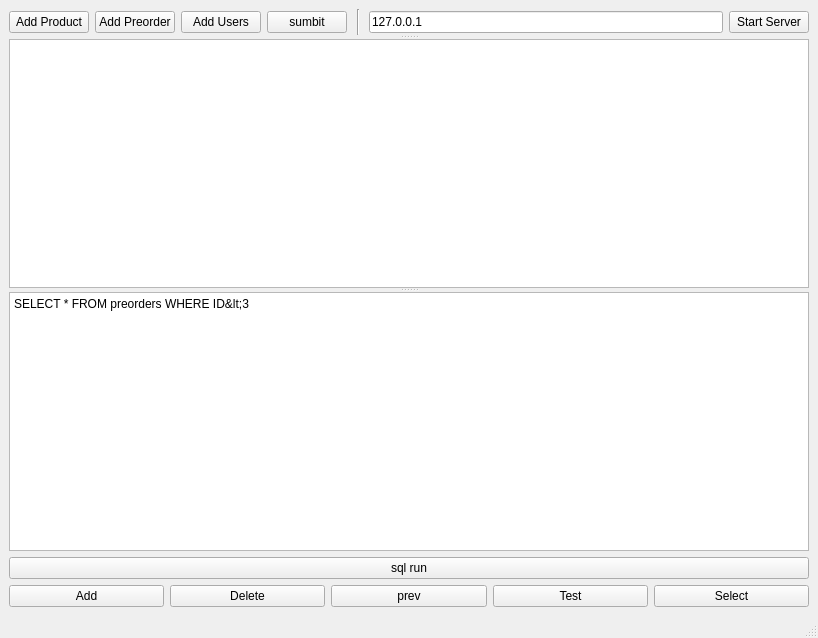
Above: TransportManagersServer/mainwindow.ui from werasaimon/TransportManagers before the change. Below: the same form after it.
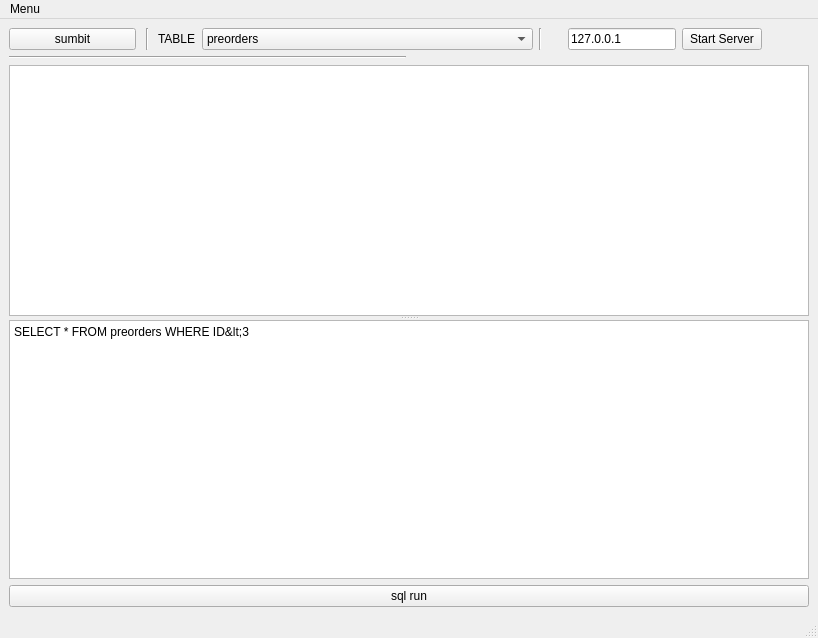
That is the form after the change.

Commit message: Server Menegers ver.0.03

```diff
--- a/TransportManagersServer/mainwindow.ui
+++ b/TransportManagersServer/mainwindow.ui
@@ -15,94 +15,26 @@
   </property>
   <widget class="QWidget" name="centralwidget">
    <layout class="QGridLayout" name="gridLayout">
-    <item row="0" column="0" colspan="5">
-     <widget class="QSplitter" name="splitter_2">
+    <item row="3" column="0" colspan="2">
+     <widget class="QSplitter" name="splitter">
       <property name="orientation">
        <enum>Qt::Vertical</enum>
       </property>
-      <widget class="QSplitter" name="splitter">
-       <property name="orientation">
-        <enum>Qt::Vertical</enum>
+      <widget class="QTableView" name="tableView">
+       <property name="minimumSize">
+        <size>
+         <width>796</width>
+         <height>249</height>
+        </size>
        </property>
-       <widget class="QWidget" name="layoutWidget">
-        <layout class="QHBoxLayout" name="horizontalLayout">
-         <item>
-          <layout class="QHBoxLayout" name="horizontalLayout_2">
-           <item>
-            <widget class="QPushButton" name="pushButton_AddProduct">
-             <property name="text">
-              <string>Add Product</string>
-             </property>
-            </widget>
-           </item>
-           <item>
-            <widget class="QPushButton" name="pushButton_Preorder">
-             <property name="text">
-              <string>Add Preorder</string>
-             </property>
-            </widget>
-           </item>
-           <item>
-            <widget class="QPushButton" name="pushButton_AddUser">
-             <property name="text">
-              <string>Add Users</string>
-             </property>
-            </widget>
-           </item>
-           <item>
-            <widget class="QPushButton" name="pushButton_4">
-             <property name="text">
-              <string>sumbit</string>
-             </property>
-            </widget>
-           </item>
-          </layout>
-         </item>
-         <item>
-          <widget class="Line" name="line">
-           <property name="minimumSize">
-            <size>
-             <width>10</width>
-             <height>0</height>
-            </size>
-           </property>
-           <property name="orientation">
-            <enum>Qt::Vertical</enum>
-           </property>
-          </widget>
-         </item>
-         <item>
-          <widget class="QLineEdit" name="lineEdit_IP">
-           <property name="text">
-            <string>127.0.0.1</string>
-           </property>
-          </widget>
-         </item>
-         <item>
-          <widget class="QPushButton" name="pushButton_7">
-           <property name="text">
-            <string>Start Server</string>
-           </property>
-          </widget>
-         </item>
-        </layout>
-       </widget>
-       <widget class="QTableView" name="tableView">
-        <property name="minimumSize">
-         <size>
-          <width>796</width>
-          <height>249</height>
-         </size>
-        </property>
-        <property name="editTriggers">
-         <set>QAbstractItemView::NoEditTriggers</set>
-        </property>
-        <attribute name="horizontalHeaderStretchLastSection">
-         <bool>true</bool>
-        </attribute>
-       </widget>
+       <property name="editTriggers">
+        <set>QAbstractItemView::NoEditTriggers</set>
+       </property>
+       <attribute name="horizontalHeaderStretchLastSection">
+        <bool>true</bool>
+       </attribute>
       </widget>
-      <widget class="QWidget" name="">
+      <widget class="QWidget" name="layoutWidget">
        <layout class="QVBoxLayout" name="verticalLayout">
         <item>
          <widget class="QPlainTextEdit" name="plainTextEditScript">
@@ -128,38 +60,100 @@
       </widget>
      </widget>
     </item>
+    <item row="0" column="0" colspan="2">
+     <layout class="QHBoxLayout" name="horizontalLayout">
+      <item>
+       <layout class="QHBoxLayout" name="horizontalLayout_2">
+        <item>
+         <widget class="QPushButton" name="pushButton_Submit">
+          <property name="text">
+           <string>sumbit</string>
+          </property>
+         </widget>
+        </item>
+       </layout>
+      </item>
+      <item>
+       <widget class="Line" name="line">
+        <property name="minimumSize">
+         <size>
+          <width>10</width>
+          <height>0</height>
+         </size>
+        </property>
+        <property name="orientation">
+         <enum>Qt::Vertical</enum>
+        </property>
+       </widget>
+      </item>
+      <item>
+       <layout class="QFormLayout" name="formLayout">
+        <item row="0" column="0">
+         <widget class="QLabel" name="label">
+          <property name="text">
+           <string>TABLE</string>
+          </property>
+         </widget>
+        </item>
+        <item row="0" column="1">
+         <widget class="QComboBox" name="comboBox_TABLE">
+          <property name="minimumSize">
+           <size>
+            <width>331</width>
+            <height>0</height>
+           </size>
+          </property>
+          <item>
+           <property name="text">
+            <string>preorders</string>
+           </property>
+          </item>
+          <item>
+           <property name="text">
+            <string>products</string>
+           </property>
+          </item>
+          <item>
+           <property name="text">
+            <string>fulfill</string>
+           </property>
+          </item>
+          <item>
+           <property name="text">
+            <string>users</string>
+           </property>
+          </item>
+         </widget>
+        </item>
+       </layout>
+      </item>
+      <item>
+       <widget class="Line" name="line_3">
+        <property name="orientation">
+         <enum>Qt::Vertical</enum>
+        </property>
+       </widget>
+      </item>
+      <item alignment="Qt::AlignRight">
+       <widget class="QLineEdit" name="lineEdit_IP">
+        <property name="text">
+         <string>127.0.0.1</string>
+        </property>
+       </widget>
+      </item>
+      <item alignment="Qt::AlignLeft">
+       <widget class="QPushButton" name="pushButton_StartServer">
+        <property name="text">
+         <string>Start Server</string>
+        </property>
+       </widget>
+      </item>
+     </layout>
+    </item>
     <item row="1" column="0">
-     <widget class="QPushButton" name="pushButton_2">
-      <property name="text">
-       <string>Add</string>
-      </property>
-     </widget>
-    </item>
-    <item row="1" column="1">
-     <widget class="QPushButton" name="pushButton_3">
-      <property name="text">
-       <string>Delete</string>
-      </property>
-     </widget>
-    </item>
-    <item row="1" column="2">
-     <widget class="QPushButton" name="pushButton_5">
-      <property name="text">
-       <string>prev</string>
-      </property>
-     </widget>
-    </item>
-    <item row="1" column="3">
-     <widget class="QPushButton" name="pushButton_8">
-      <property name="text">
-       <string>Test</string>
-      </property>
-     </widget>
-    </item>
-    <item row="1" column="4">
-     <widget class="QPushButton" name="pushButton_6">
-      <property name="text">
-       <string>Select</string>
+     <widget class="Line" name="line_2">
+      <property name="orientation">
+       <enum>Qt::Horizontal</enum>
       </property>
      </widget>
     </item>
@@ -174,6 +168,16 @@
      <height>26</height>
     </rect>
    </property>
+   <widget class="QMenu" name="menuMenu">
+    <property name="title">
+     <string>Menu</string>
+    </property>
+    <addaction name="separator"/>
+    <addaction name="actionAdd_Orders"/>
+    <addaction name="actionAdd_Product"/>
+    <addaction name="actionAdd_User"/>
+   </widget>
+   <addaction name="menuMenu"/>
   </widget>
   <widget class="QStatusBar" name="statusbar"/>
  </widget>
```
Left out of the diff: 15 changed lines with no effect on the pictures. The commit also changes 15 other files.
